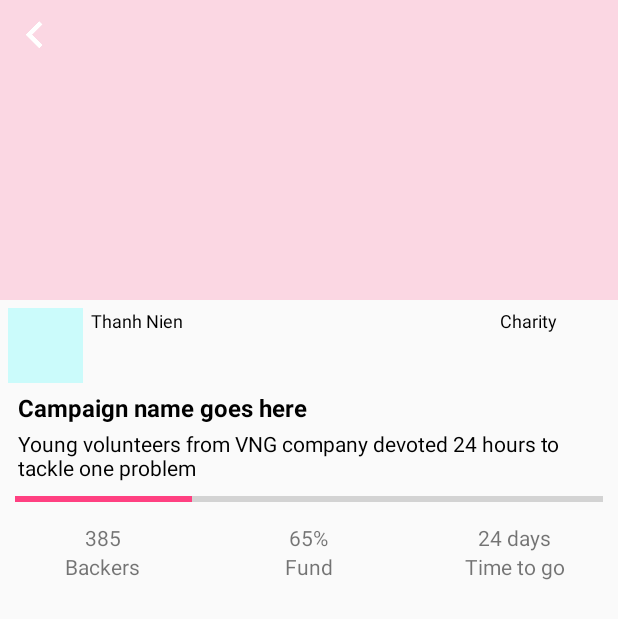
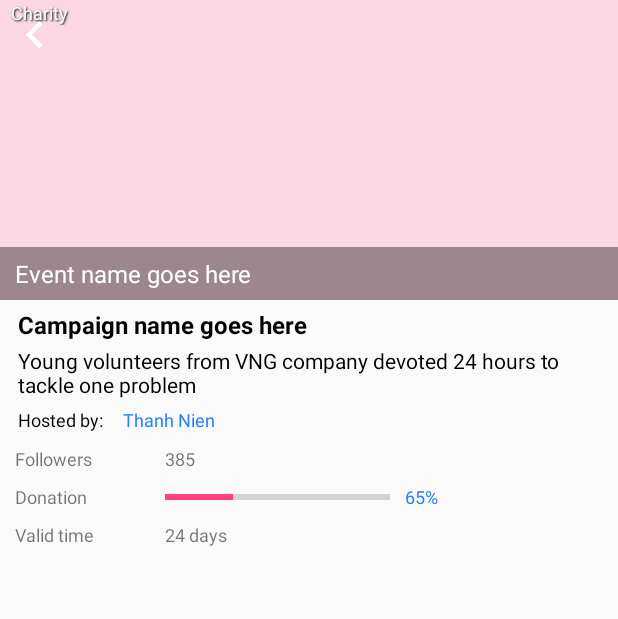
Before and after one commit to kennguyenbkpro/dontbesilent, an Android app: the CampaignDetailsActivity screen opened directly, with no data from a screen before it, on a phone screen of 412 x 824 dp. Shown: the top 619 px of the screen. Run offline under Robolectric (Android 15) with nearby library versions, the phone set to English and light mode, and no system bars.

Commit message:
Update campaign list item UI

```diff
--- a/DontBeSilent/app/src/main/res/layout/campaign_info.xml
+++ b/DontBeSilent/app/src/main/res/layout/campaign_info.xml
@@ -1,62 +1,81 @@
 <?xml version="1.0" encoding="utf-8"?>
 <LinearLayout xmlns:android="http://schemas.android.com/apk/res/android"
-    android:orientation="horizontal"
+    android:orientation="vertical"
     android:layout_width="match_parent"
     android:layout_height="wrap_content"
-    android:weightSum="3"
     android:gravity="center_vertical">
 
     <LinearLayout
-        android:layout_weight="1"
-        android:layout_width="0dp"
-        android:layout_height="match_parent"
-        android:orientation="vertical"
-        android:gravity="center">
+        android:layout_width="match_parent"
+        android:layout_height="25dp"
+        android:orientation="horizontal"
+        android:gravity="center_vertical">
         <TextView
-            android:id="@+id/tv_backers_num"
+            android:id="@+id/tv_followers"
+            android:layout_width="80dp"
+            android:layout_height="wrap_content"
+            android:textSize="12dp"
+            android:text="@string/title_followers"/>
+        <TextView
+            android:id="@+id/tv_followers_num"
             android:layout_width="wrap_content"
             android:layout_height="wrap_content"
+            android:layout_marginLeft="20dp"
+            android:textSize="12dp"
             android:text="385"/>
-        <TextView
-            android:id="@+id/tv_backers"
-            android:layout_width="wrap_content"
-            android:layout_height="wrap_content"
-            android:text="Backers"/>
     </LinearLayout>
 
     <LinearLayout
-        android:layout_weight="1"
-        android:layout_width="0dp"
-        android:layout_height="match_parent"
-        android:orientation="vertical"
-        android:gravity="center">
+        android:layout_width="match_parent"
+        android:layout_height="25dp"
+        android:orientation="horizontal"
+        android:gravity="center_vertical">
         <TextView
-            android:id="@+id/tv_fund_num"
+            android:id="@+id/tv_donation"
+            android:layout_width="80dp"
+            android:layout_height="wrap_content"
+            android:textSize="12dp"
+            android:text="@string/title_donation"/>
+
+        <ProgressBar
+            android:id="@+id/item_campaign_progress"
+            android:layout_width="150dp"
+            android:layout_height="wrap_content"
+            android:layout_marginLeft="20dp"
+            android:layout_marginRight="10dp"
+            android:layout_gravity="center_vertical"
+            android:indeterminate="false"
+            android:progress="30"
+            android:max="100"
+            style="@style/Widget.AppCompat.ProgressBar.Horizontal"/>
+
+        <TextView
+            android:id="@+id/tv_donation_percent"
             android:layout_width="wrap_content"
             android:layout_height="wrap_content"
+            android:layout_gravity="right|center_vertical"
+            android:textSize="12dp"
+            android:textColor="@color/text_color_blue"
             android:text="65%"/>
-        <TextView
-            android:id="@+id/tv_fund"
-            android:layout_width="wrap_content"
-            android:layout_height="wrap_content"
-            android:text="Fund"/>
     </LinearLayout>
 
     <LinearLayout
-        android:layout_weight="1"
-        android:layout_width="0dp"
-        android:layout_height="match_parent"
-        android:orientation="vertical"
-        android:gravity="center">
+        android:layout_width="match_parent"
+        android:layout_height="25dp"
+        android:orientation="horizontal"
+        android:gravity="center_vertical">
         <TextView
-            android:id="@+id/tv_time_num"
+            android:id="@+id/tv_valid_time"
+            android:layout_width="80dp"
+            android:layout_height="wrap_content"
+            android:textSize="12dp"
+            android:text="@string/title_valid_time"/>
+        <TextView
+            android:id="@+id/tv_valid_time_value"
             android:layout_width="wrap_content"
             android:layout_height="wrap_content"
+            android:layout_marginLeft="20dp"
+            android:textSize="12dp"
             android:text="24 days"/>
-        <TextView
-            android:id="@+id/tv_time"
-            android:layout_width="wrap_content"
-            android:layout_height="wrap_content"
-            android:text="Time to go"/>
     </LinearLayout>
 </LinearLayout>
--- a/DontBeSilent/app/src/main/res/layout/layout_campaign_info_header.xml
+++ b/DontBeSilent/app/src/main/res/layout/layout_campaign_info_header.xml
@@ -14,6 +14,21 @@
         android:background="#30FF4081"
         android:transitionName="@string/transition_image"/>
 
+    <TextView
+        android:id="@+id/item_campaign_tv_type"
+        android:layout_width="wrap_content"
+        android:layout_height="wrap_content"
+        android:layout_alignTop="@id/item_campaign_imv_image"
+        android:layout_alignLeft="@id/item_campaign_imv_image"
+        android:layout_marginLeft="5dp"
+        style="@style/TextViewCampaignItemInfo"
+        android:textColor="@android:color/white"
+        android:shadowDy="1"
+        android:shadowDx="1"
+        android:shadowRadius="1"
+        android:shadowColor="@android:color/black"
+        android:text="Charity"/>
+
     <ImageView
         android:id="@+id/item_campaign_imv_bookmark"
         android:layout_width="wrap_content"
@@ -21,57 +36,26 @@
         android:layout_alignTop="@id/item_campaign_imv_image"
         android:layout_alignRight="@id/item_campaign_imv_image"
         android:layout_marginRight="5dp"
-        android:paddingTop="-3dp"
         android:src="@drawable/ic_bookmark_white_36dp"
         android:visibility="gone"/>
 
-    <LinearLayout
-        android:id="@+id/item_campaign_layout_operation"
+    <TextView
+        android:id="@+id/item_campaign_tv_event_name"
         android:layout_width="match_parent"
-        android:layout_height="wrap_content"
-        android:layout_below="@id/item_campaign_imv_image"
-        android:orientation="horizontal"
-        android:layout_marginTop="5dp"
-        android:weightSum="5">
-
-        <LinearLayout
-            android:layout_weight="4"
-            android:layout_width="0dp"
-            android:layout_height="wrap_content"
-            android:orientation="horizontal"
-            android:layout_marginLeft="5dp"
-            android:layout_marginRight="5dp">
-            <ImageView
-                android:id="@+id/item_campaign_imv_operation_avatar"
-                android:layout_width="50dp"
-                android:layout_height="50dp"
-                android:background="#3000FFFF"/>
-
-            <TextView
-                android:id="@+id/item_campaign_tv_operation_name"
-                android:layout_width="match_parent"
-                android:layout_height="wrap_content"
-                android:layout_marginLeft="3dp"
-                android:gravity="left|center_vertical"
-                style="@style/TextViewCampaignItemInfo"
-                android:text="Thanh Nien"/>
-        </LinearLayout>
-
-        <TextView
-            android:id="@+id/item_campaign_tv_type"
-            android:layout_weight="1"
-            android:layout_width="0dp"
-            android:layout_height="wrap_content"
-            android:gravity="left|center_vertical"
-            style="@style/TextViewCampaignItemInfo"
-            android:text="Charity"/>
-    </LinearLayout>
+        android:layout_height="35dp"
+        android:layout_alignBottom="@id/item_campaign_imv_image"
+        android:paddingLeft="10dp"
+        android:gravity="center_vertical"
+        android:background="#60000000"
+        android:textColor="@android:color/white"
+        android:textSize="16dp"
+        android:text="Event name goes here"/>
 
     <TextView
         android:id="@+id/item_campaign_tv_name"
         android:layout_width="match_parent"
         android:layout_height="wrap_content"
-        android:layout_below="@id/item_campaign_layout_operation"
+        android:layout_below="@id/item_campaign_imv_image"
         android:layout_marginLeft="10dp"
         android:layout_marginTop="5dp"
         android:gravity="left|center_vertical"
@@ -89,22 +73,35 @@
         style="@style/TextViewDescription"
         android:text="Young volunteers from VNG company devoted 24 hours to tackle one problem"/>
 
-    <ProgressBar
-        android:id="@+id/item_campaign_progress"
+    <LinearLayout
+        android:id="@+id/item_campaign_layout_operation"
         android:layout_width="match_parent"
         android:layout_height="wrap_content"
         android:layout_below="@id/item_campaign_tv_description"
+        android:orientation="horizontal"
+        android:layout_marginTop="5dp"
         android:layout_marginLeft="10dp"
-        android:layout_marginRight="10dp"
-        android:layout_marginTop="3dp"
-        android:indeterminate="false"
-        android:progress="30"
-        android:max="100"
-        style="@style/Widget.AppCompat.ProgressBar.Horizontal"/>
+        android:layout_marginRight="5dp">
+            <TextView
+                android:layout_width="70dp"
+                android:layout_height="wrap_content"
+                style="@style/TextViewCampaignItemInfo"
+                android:text="@string/title_hosted_by"/>
+
+            <TextView
+                android:id="@+id/item_campaign_tv_operation_name"
+                android:layout_width="match_parent"
+                android:layout_height="wrap_content"
+                style="@style/TextViewCampaignItemInfo"
+                android:textColor="@color/text_color_blue"
+                android:text="Thanh Nien"/>
+    </LinearLayout>
 
     <include layout="@layout/campaign_info"
-        android:layout_below="@id/item_campaign_progress"
+        android:layout_below="@id/item_campaign_layout_operation"
         android:layout_width="match_parent"
         android:layout_height="wrap_content"
-        android:layout_marginTop="8dp" />
+        android:layout_marginTop="5dp"
+        android:layout_marginLeft="10dp"
+        />
 </RelativeLayout>
--- a/DontBeSilent/app/src/main/res/values/strings.xml
+++ b/DontBeSilent/app/src/main/res/values/strings.xml
@@ -14,6 +14,10 @@
 
     <string name="title_activity">Activity</string>
     <string name="title_comment">Comment</string>
+    <string name="title_hosted_by">Hosted by:</string>
+    <string name="title_followers">Followers</string>
+    <string name="title_donation">Donation</string>
+    <string name="title_valid_time">Valid time</string>
 
     <string name="google_maps_key">AIzaSyCxTIoBlYhhJ6VqBeQlxM9vENjgPU90ZkE</string>
 
```
Also changed, not shown: 1 other file.
